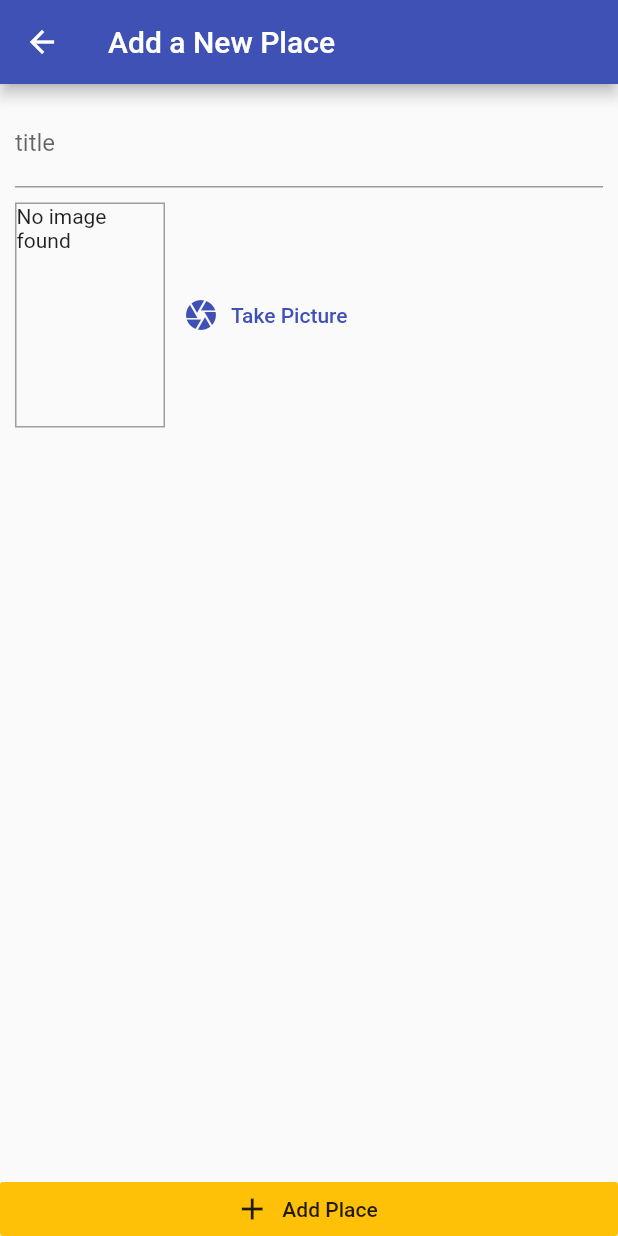
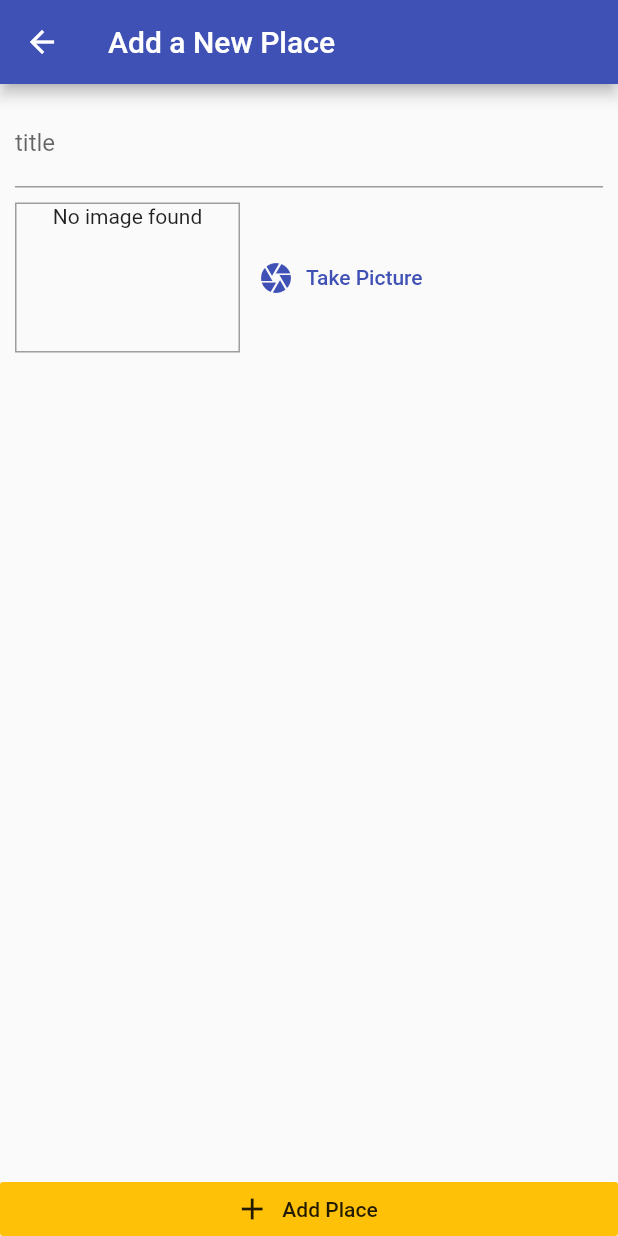
Before and after one commit to ahmadrana24/camera_app, a Flutter app: the AddPlaceScreen screen opened by its route, after a tap on "Take Picture", on a phone screen of 412 x 824 dp. Run offline on Flutter 3.47's test engine with Material 2 defaults, Android fonts, the phone set to English and light mode, and no system bars; our stand-ins replace image_picker.

```diff
--- a/lib/Widgets/image_input.dart
+++ b/lib/Widgets/image_input.dart
@@ -1,6 +1,9 @@
 import 'dart:io';
 
 import 'package:flutter/material.dart';
+import 'package:image_picker/image_picker.dart';
+import 'package:path/path.dart' as path;
+import 'package:path_provider/path_provider.dart' as syspaths;
 
 class ImageInput extends StatefulWidget {
   ImageInput({Key key}) : super(key: key);
@@ -11,13 +14,27 @@ class ImageInput extends StatefulWidget {
 
 class _ImageInputState extends State<ImageInput> {
   File _storedImage;
+  Future<void> _takeImage() async {
+    final imageFile = await ImagePicker.pickImage(
+      source: ImageSource.camera,
+      maxWidth: 600,
+    );
+    setState(() {
+      _storedImage = imageFile;
+    });
+    final appDir = await syspaths.getApplicationDocumentsDirectory();
+    final fileName = path.basename(imageFile.path);
+    final savedImage = await imageFile.copy('${appDir.path}/$fileName');
+    // print(savedImage.path);
+  }
+
   @override
   Widget build(BuildContext context) {
     return Row(
       children: <Widget>[
         Container(
-          height: 150,
-          width: 100,
+          height: 100,
+          width: 150,
           decoration: BoxDecoration(
             border: Border.all(
               width: 1,
@@ -30,15 +47,21 @@ class _ImageInputState extends State<ImageInput> {
                   fit: BoxFit.cover,
                   width: double.infinity,
                 )
-              : Text('No image found'),
+              : Text(
+                  'No image found',
+                  textAlign: TextAlign.center,
+                ),
         ),
         SizedBox(
           height: 10,
         ),
         FlatButton.icon(
-          onPressed: () {},
+          onPressed: _takeImage,
           icon: Icon(Icons.camera),
-          label: Text('Take Picture',textAlign: TextAlign.center,),
+          label: Text(
+            'Take Picture',
+            textAlign: TextAlign.center,
+          ),
           textColor: Theme.of(context).primaryColor,
         )
       ],
--- a/pubspec.yaml
+++ b/pubspec.yaml
@@ -20,7 +20,8 @@ dependencies:
   flutter:
     sdk: flutter
   provider: ^4.1.2
-
+  image_picker: ^0.6.6+1
+  path_provider: ^1.6.8
   # The following adds the Cupertino Icons font to your application.
   # Use with the CupertinoIcons class for iOS style icons.
   cupertino_icons: ^0.1.2
```
Also changed, not shown: pubspec.lock, 1 other file.
